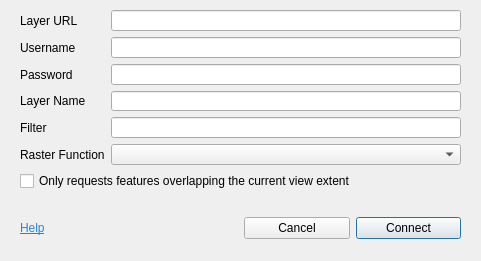
This is arcgiscon_dialog_new.ui in havochvatten/ArcGISConnector-QGIS-Plugin as Qt 5 draws it before an edit. The edited form follows.
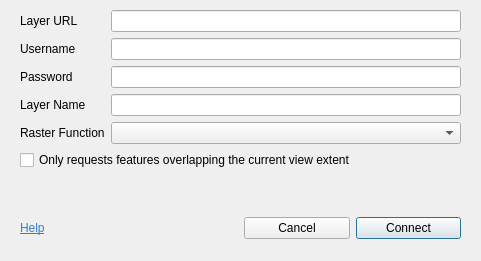
This is the edited form. Icons and pictures are not drawn.

Commit message: Removed filter box

The edit to the form file:
```diff
--- a/arcgiscon_dialog_new.ui
+++ b/arcgiscon_dialog_new.ui
@@ -35,23 +35,6 @@
    <layout class="QVBoxLayout" name="verticalLayout">
     <item>
      <layout class="QGridLayout" name="gridLayout">
-      <item row="15" column="0" colspan="2">
-       <widget class="QCheckBox" name="extentOnly">
-        <property name="text">
-         <string>Only requests features overlapping the current view extent</string>
-        </property>
-       </widget>
-      </item>
-      <item row="4" column="1">
-       <widget class="QLineEdit" name="passwordInput">
-        <property name="echoMode">
-         <enum>QLineEdit::Password</enum>
-        </property>
-       </widget>
-      </item>
-      <item row="8" column="1">
-       <widget class="QLineEdit" name="layerFilterInput"/>
-      </item>
       <item row="0" column="0">
        <widget class="QLabel" name="label">
         <property name="text">
@@ -59,19 +42,6 @@
         </property>
        </widget>
       </item>
-      <item row="10" column="0">
-       <widget class="QLabel" name="rasterLabel">
-        <property name="text">
-         <string>Raster Function</string>
-        </property>
-       </widget>
-      </item>
-      <item row="0" column="1">
-       <widget class="QLineEdit" name="layerUrlInput"/>
-      </item>
-      <item row="10" column="1">
-       <widget class="QComboBox" name="rasterComboBox"/>
-      </item>
       <item row="4" column="0">
        <widget class="QLabel" name="passwordLabel">
         <property name="text">
@@ -89,13 +59,6 @@
       <item row="5" column="1">
        <widget class="QLineEdit" name="layerNameInput"/>
       </item>
-      <item row="8" column="0">
-       <widget class="QLabel" name="filterLabel">
-        <property name="text">
-         <string>Filter</string>
-        </property>
-       </widget>
-      </item>
       <item row="5" column="0">
        <widget class="QLabel" name="label_4">
         <property name="text">
@@ -106,6 +69,33 @@
       <item row="1" column="1">
        <widget class="QLineEdit" name="usernameInput"/>
       </item>
+      <item row="0" column="1">
+       <widget class="QLineEdit" name="layerUrlInput"/>
+      </item>
+      <item row="9" column="1">
+       <widget class="QComboBox" name="rasterComboBox"/>
+      </item>
+      <item row="14" column="0" colspan="2">
+       <widget class="QCheckBox" name="extentOnly">
+        <property name="text">
+         <string>Only requests features overlapping the current view extent</string>
+        </property>
+       </widget>
+      </item>
+      <item row="4" column="1">
+       <widget class="QLineEdit" name="passwordInput">
+        <property name="echoMode">
+         <enum>QLineEdit::Password</enum>
+        </property>
+       </widget>
+      </item>
+      <item row="9" column="0">
+       <widget class="QLabel" name="rasterLabel">
+        <property name="text">
+         <string>Raster Function</string>
+        </property>
+       </widget>
+      </item>
      </layout>
     </item>
     <item>
```
Left out of the diff: 3 changed lines with no effect on the pictures. The commit also changes 1 other file.
